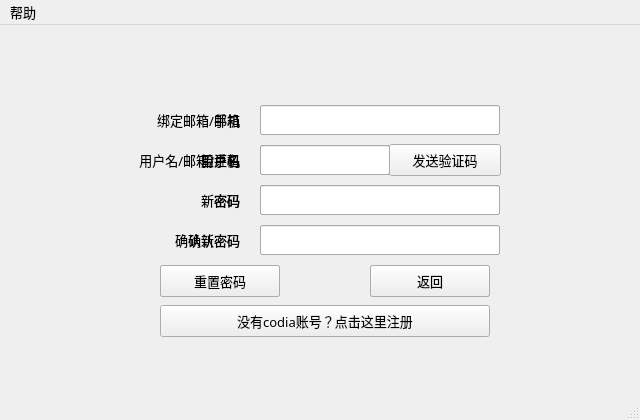
Above: loginWindow.ui from Camorgx/CodiaClient before the change. Below: the same form after it.
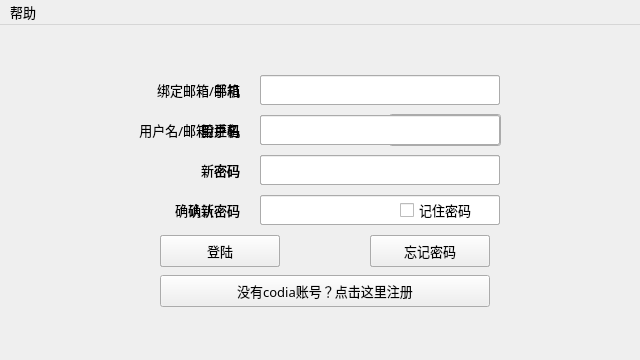
That is the form after the change. Icons and pictures are not drawn.

```diff
--- a/loginWindow.ui
+++ b/loginWindow.ui
@@ -7,7 +7,7 @@
     <x>0</x>
     <y>0</y>
     <width>640</width>
-    <height>420</height>
+    <height>360</height>
    </rect>
   </property>
   <property name="minimumSize">
@@ -70,7 +70,7 @@
      <property name="geometry">
       <rect>
        <x>370</x>
-       <y>240</y>
+       <y>210</y>
        <width>120</width>
        <height>32</height>
       </rect>
@@ -83,7 +83,7 @@
      <property name="geometry">
       <rect>
        <x>400</x>
-       <y>200</y>
+       <y>170</y>
        <width>100</width>
        <height>30</height>
       </rect>
@@ -96,7 +96,7 @@
      <property name="geometry">
       <rect>
        <x>90</x>
-       <y>120</y>
+       <y>90</y>
        <width>160</width>
        <height>30</height>
       </rect>
@@ -118,7 +118,7 @@
      <property name="geometry">
       <rect>
        <x>260</x>
-       <y>120</y>
+       <y>90</y>
        <width>240</width>
        <height>30</height>
       </rect>
@@ -134,7 +134,7 @@
      <property name="geometry">
       <rect>
        <x>90</x>
-       <y>160</y>
+       <y>130</y>
        <width>160</width>
        <height>30</height>
       </rect>
@@ -153,7 +153,7 @@
      <property name="geometry">
       <rect>
        <x>260</x>
-       <y>160</y>
+       <y>130</y>
        <width>240</width>
        <height>30</height>
       </rect>
@@ -169,7 +169,7 @@
      <property name="geometry">
       <rect>
        <x>160</x>
-       <y>280</y>
+       <y>250</y>
        <width>330</width>
        <height>32</height>
       </rect>
@@ -182,7 +182,7 @@
      <property name="geometry">
       <rect>
        <x>160</x>
-       <y>240</y>
+       <y>210</y>
        <width>120</width>
        <height>32</height>
       </rect>
@@ -207,14 +207,11 @@
     <property name="frameShadow">
      <enum>QFrame::Raised</enum>
     </property>
-    <property name="lineWidth">
-     <number>0</number>
-    </property>
     <widget class="QLineEdit" name="lineEdit1Password">
      <property name="geometry">
       <rect>
        <x>260</x>
-       <y>160</y>
+       <y>130</y>
        <width>240</width>
        <height>30</height>
       </rect>
@@ -230,7 +227,7 @@
      <property name="geometry">
       <rect>
        <x>160</x>
-       <y>240</y>
+       <y>210</y>
        <width>120</width>
        <height>32</height>
       </rect>
@@ -243,7 +240,7 @@
      <property name="geometry">
       <rect>
        <x>260</x>
-       <y>200</y>
+       <y>170</y>
        <width>240</width>
        <height>30</height>
       </rect>
@@ -259,7 +256,7 @@
      <property name="geometry">
       <rect>
        <x>90</x>
-       <y>120</y>
+       <y>90</y>
        <width>160</width>
        <height>30</height>
       </rect>
@@ -278,7 +275,7 @@
      <property name="geometry">
       <rect>
        <x>90</x>
-       <y>160</y>
+       <y>130</y>
        <width>160</width>
        <height>30</height>
       </rect>
@@ -297,7 +294,7 @@
      <property name="geometry">
       <rect>
        <x>90</x>
-       <y>80</y>
+       <y>50</y>
        <width>160</width>
        <height>30</height>
       </rect>
@@ -316,7 +313,7 @@
      <property name="geometry">
       <rect>
        <x>260</x>
-       <y>80</y>
+       <y>50</y>
        <width>240</width>
        <height>30</height>
       </rect>
@@ -332,7 +329,7 @@
      <property name="geometry">
       <rect>
        <x>90</x>
-       <y>200</y>
+       <y>170</y>
        <width>160</width>
        <height>30</height>
       </rect>
@@ -351,7 +348,7 @@
      <property name="geometry">
       <rect>
        <x>260</x>
-       <y>120</y>
+       <y>90</y>
        <width>240</width>
        <height>30</height>
       </rect>
@@ -367,7 +364,7 @@
      <property name="geometry">
       <rect>
        <x>370</x>
-       <y>240</y>
+       <y>210</y>
        <width>120</width>
        <height>32</height>
       </rect>
@@ -396,7 +393,7 @@
      <property name="geometry">
       <rect>
        <x>160</x>
-       <y>240</y>
+       <y>210</y>
        <width>120</width>
        <height>32</height>
       </rect>
@@ -409,7 +406,7 @@
      <property name="geometry">
       <rect>
        <x>100</x>
-       <y>80</y>
+       <y>50</y>
        <width>150</width>
        <height>30</height>
       </rect>
@@ -428,7 +425,7 @@
      <property name="geometry">
       <rect>
        <x>100</x>
-       <y>200</y>
+       <y>170</y>
        <width>150</width>
        <height>30</height>
       </rect>
@@ -447,7 +444,7 @@
      <property name="geometry">
       <rect>
        <x>260</x>
-       <y>200</y>
+       <y>170</y>
        <width>240</width>
        <height>30</height>
       </rect>
@@ -463,7 +460,7 @@
      <property name="geometry">
       <rect>
        <x>100</x>
-       <y>120</y>
+       <y>90</y>
        <width>150</width>
        <height>30</height>
       </rect>
@@ -482,7 +479,7 @@
      <property name="geometry">
       <rect>
        <x>260</x>
-       <y>120</y>
+       <y>90</y>
        <width>130</width>
        <height>30</height>
       </rect>
@@ -498,7 +495,7 @@
      <property name="geometry">
       <rect>
        <x>260</x>
-       <y>80</y>
+       <y>50</y>
        <width>240</width>
        <height>30</height>
       </rect>
@@ -514,7 +511,7 @@
      <property name="geometry">
       <rect>
        <x>100</x>
-       <y>160</y>
+       <y>130</y>
        <width>150</width>
        <height>30</height>
       </rect>
@@ -533,7 +530,7 @@
      <property name="geometry">
       <rect>
        <x>260</x>
-       <y>160</y>
+       <y>130</y>
        <width>240</width>
        <height>30</height>
       </rect>
@@ -549,7 +546,7 @@
      <property name="geometry">
       <rect>
        <x>389</x>
-       <y>119</y>
+       <y>89</y>
        <width>112</width>
        <height>32</height>
       </rect>
@@ -562,7 +559,7 @@
      <property name="geometry">
       <rect>
        <x>370</x>
-       <y>240</y>
+       <y>210</y>
        <width>120</width>
        <height>32</height>
       </rect>
@@ -572,8 +569,10 @@
      </property>
     </widget>
    </widget>
+   <zorder>resetFrame</zorder>
+   <zorder>registerFrame</zorder>
+   <zorder>loginFrame</zorder>
   </widget>
-  <widget class="QStatusBar" name="statusbar"/>
   <widget class="QMenuBar" name="menuBar">
    <property name="geometry">
     <rect>
@@ -584,6 +583,14 @@
     </rect>
    </property>
    <widget class="QMenu" name="menu">
+    <property name="geometry">
+     <rect>
+      <x>0</x>
+      <y>0</y>
+      <width>150</width>
+      <height>90</height>
+     </rect>
+    </property>
     <property name="title">
      <string>帮助</string>
     </property>
```
